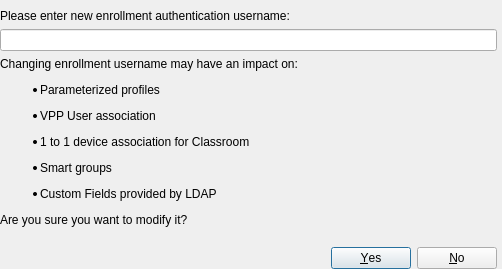
Before: the Qt Designer form FWAdminLib/AuthUserNameChangeDlg.ui in fw-dev/translations, drawn with Qt 5.
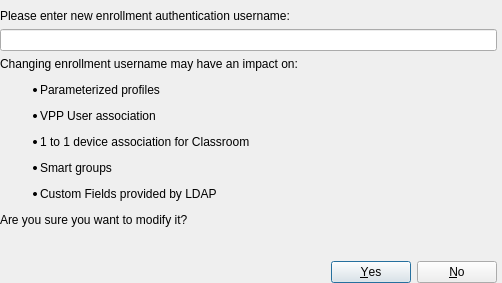
After: the same form once the commit is applied.

The edit to the form file:
```diff
--- a/FWAdminLib/AuthUserNameChangeDlg.ui
+++ b/FWAdminLib/AuthUserNameChangeDlg.ui
@@ -7,15 +7,9 @@
     <x>0</x>
     <y>0</y>
     <width>502</width>
-    <height>269</height>
+    <height>283</height>
    </rect>
   </property>
-  <property name="sizePolicy">
-   <sizepolicy hsizetype="Fixed" vsizetype="Fixed">
-    <horstretch>0</horstretch>
-    <verstretch>0</verstretch>
-   </sizepolicy>
-  </property>
   <property name="windowTitle">
    <string>Change Enrollment Username</string>
   </property>
```
